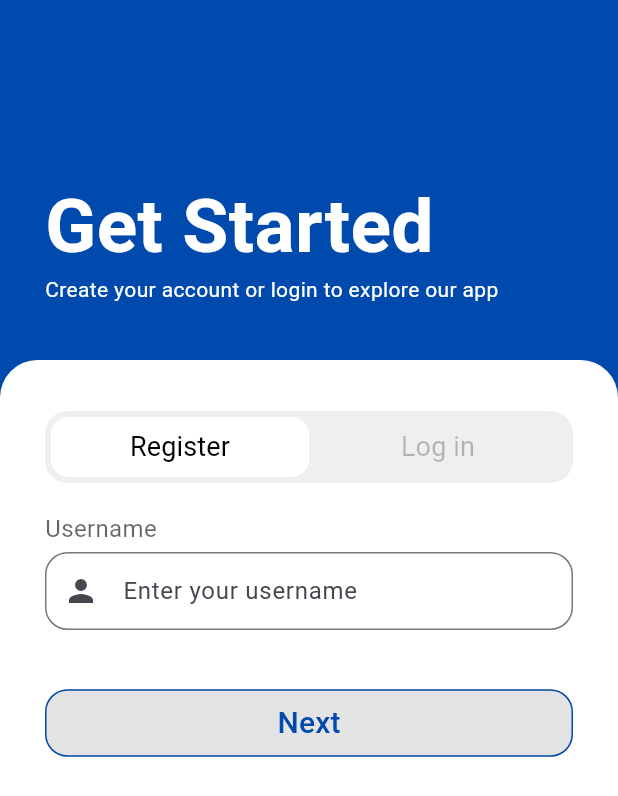
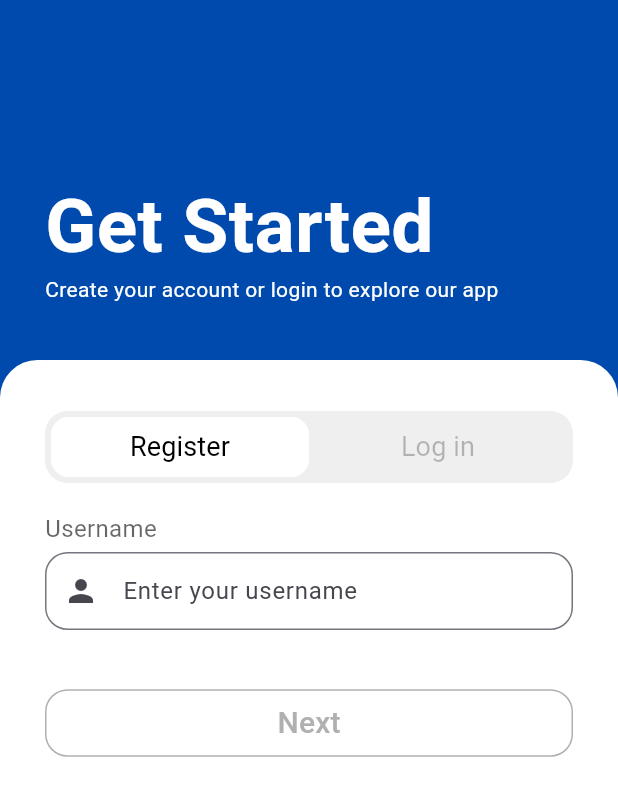
Before and after one commit to geraldman/tasknify-app, a Flutter app: the screen it shows after launch, after a tap on "Get Started", on a phone screen of 412 x 824 dp. Shown: the top 796 px of the screen. Run offline on Flutter 3.47's test engine with Material 3 defaults, Android fonts, the phone set to English and light mode, and no system bars; our stand-ins replace google_fonts; Roboto replaces fonts that are missing (Gabarito).

Commit message:
fixed: -  userFocus when entering input at form - active and disable button of login and register - fixing the _validateForm by adding a callback - setuping firebase for future work
in progress:
- adding google oauth button
- making a main menu to indicate successfull test login
- fixing the overflow of the keyboardFocus scroll

```diff
--- a/lib/get-started.dart
+++ b/lib/get-started.dart
@@ -3,15 +3,41 @@ import 'package:tasknify/widget/form-widget.dart';
 import 'widget/custom-button.dart';
 import 'styles/styles.dart';
 
-class RegisterLoginBaseFrame extends StatelessWidget{
+class RegisterLoginBaseFrame extends StatefulWidget{
   const RegisterLoginBaseFrame({super.key});
 
   @override
+State<RegisterLoginBaseFrame> createState() => _RegisterLoginBaseFrameState();
+}
+
+class _RegisterLoginBaseFrameState extends State<RegisterLoginBaseFrame> {
+  double _scrollOffset = 0;
+
+  @override
   Widget build(BuildContext context){
+    final double headerShadowOpacity = (_scrollOffset / 50).clamp(0.0, 0.3);
+    final bool isKeyboardVisible = MediaQuery.of(context).viewInsets.bottom > 0;
+
     return Scaffold(
       backgroundColor: Color(0xff004AAD),
       resizeToAvoidBottomInset: true,
-    body: Column(
+      body: Stack(
+        children: [
+          // Scrollable content
+          NotificationListener<ScrollNotification>(
+            onNotification: (notification) {
+              if (notification is ScrollUpdateNotification) {
+                setState(() {
+                  _scrollOffset = notification.metrics.pixels;
+                });
+              }
+              return false;
+            },
+            child: SingleChildScrollView(
+              physics: isKeyboardVisible
+                ? const ClampingScrollPhysics()
+                : const NeverScrollableScrollPhysics(),
+              child: Column(
                 crossAxisAlignment: CrossAxisAlignment.start,
                 children: [
                   Padding(
@@ -27,32 +53,53 @@ class RegisterLoginBaseFrame extends StatelessWidget{
                     ),
                   ),
                   SizedBox(height: 40.0,),
-          Expanded(
-            child: Container(
+                  Container(
+                    constraints: BoxConstraints(
+                      minHeight: MediaQuery.of(context).size.height - 220,
+                    ),
                     decoration: BoxDecoration(
                       borderRadius: BorderRadius.only(
                         topLeft: Radius.circular(25),
                         topRight: Radius.circular(25)
                       ),
-                color: Colors.white
+                      color: Colors.white,
                     ),
-              child: Column(
-                crossAxisAlignment: CrossAxisAlignment.stretch,
-                children: [
-                  Padding(
+                    child: Padding(
                       padding: DefaultSideMargin(),
                       child: Column(
                         crossAxisAlignment: CrossAxisAlignment.start,
                         children: [
                           SizedBox(height: 34.0),
                           AuthPage(),
+                          SizedBox(height: 40.0),
                         ],
+                      ),
                     ),
                   )
                 ],
               ),
             ),
-          )
+          ),
+          // Shadow overlay at the top when scrolled
+          if (headerShadowOpacity > 0)
+            Positioned(
+              top: 0,
+              left: 0,
+              right: 0,
+              child: Container(
+                height: 80,
+                decoration: BoxDecoration(
+                  gradient: LinearGradient(
+                    begin: Alignment.topCenter,
+                    end: Alignment.bottomCenter,
+                    colors: [
+                      Colors.black.withOpacity(headerShadowOpacity),
+                      Colors.transparent,
+                    ],
+                  ),
+                ),
+              ),
+            ),
         ],
       ),
     );
@@ -123,17 +170,26 @@ class _AuthPageState extends State<AuthPage>{
         const SizedBox(height: 23.0,),
         AnimatedSwitcher(
           duration: const Duration(milliseconds: 400),
+          layoutBuilder: (currentChild, previousChildren) {
+            return Stack(
+              alignment: Alignment.topCenter,
+              children: [
+                ...previousChildren,
+                if (currentChild != null) currentChild,
+              ],
+            );
+          },
           transitionBuilder: (child, animation){
             return SlideTransition(
               position: Tween<Offset>(
-                begin: const Offset(0.1, 0),
+                begin: const Offset(0, 0),
                 end: Offset.zero,
               ).animate(animation),
               child: FadeTransition(opacity: animation, child:child),
             );
           },
           child: isLogin
-          ? const LoginForm(key: ValueKey("login"))
+          ? LoginForm(key: ValueKey("login"), onLogin: () {},)
           : RegisterPageState(step: registerStep, key: ValueKey("register"), onNext: goToNextRegisterStep,)
         )
       ],
@@ -155,7 +211,7 @@ class RegisterPageState extends StatelessWidget {
   Widget build(BuildContext context) {
     return step == 1
         ? RegisterFormOne(onNext: onNext)
-        : const RegisterFormTwo();
+        : RegisterFormTwo(onRegister: () {},);
   }
 }
 
@@ -183,12 +239,15 @@ class _RegisterFormOneState extends State<RegisterFormOne> {
   }
 
   void _validateForm(){
+    WidgetsBinding.instance.addPostFrameCallback((_) {
+      if (!mounted) return;
       final valid = _registerKeyOne.currentState?.validate() ?? false;
       if(valid != isFormValid){
         setState((){
           isFormValid = valid;
         });
       }
+    });
   }
 
   @override
@@ -203,6 +262,7 @@ class _RegisterFormOneState extends State<RegisterFormOne> {
       key: _registerKeyOne,
       autovalidateMode: AutovalidateMode.onUserInteraction,
       child: Column(
+        crossAxisAlignment: CrossAxisAlignment.start,
         children: [
           UsernameFormWidget(controller: _usernameController,),
           SizedBox(height: 38,),
@@ -220,8 +280,8 @@ class _RegisterFormOneState extends State<RegisterFormOne> {
 }
 
 class RegisterFormTwo extends StatefulWidget{
-  final VoidCallback? onNext;
-  const RegisterFormTwo({super.key, this.onNext});
+  final VoidCallback? onRegister;
+  const RegisterFormTwo({super.key, this.onRegister});
 
   @override
   State<RegisterFormTwo> createState() => _RegisterFormTwoState();
@@ -241,12 +301,15 @@ class _RegisterFormTwoState extends State<RegisterFormTwo> {
   }
 
   void _validateForm(){
+    WidgetsBinding.instance.addPostFrameCallback((_) {
+      if (!mounted) return;
       final valid = _registerKeyTwo.currentState?.validate() ?? false;
       if(valid != isFormValid){
         setState((){
           isFormValid = valid;
         });
       }
+    });
   }
 
   @override
@@ -262,6 +325,7 @@ class _RegisterFormTwoState extends State<RegisterFormTwo> {
       key: _registerKeyTwo,
       autovalidateMode: AutovalidateMode.onUserInteraction,
       child: Column(
+        crossAxisAlignment: CrossAxisAlignment.start,
         children: [
           EmailFormWidget(controller: _emailController),
           SizedBox(height: 18,),
@@ -269,9 +333,9 @@ class _RegisterFormTwoState extends State<RegisterFormTwo> {
           SizedBox(height: 38,),
           SizedBox(
             width: double.infinity,
-            child: PrimaryInvertedButton(
-              text: "Next",
-              onPressed: isFormValid ? widget.onNext : null,
+            child: PrimaryButton(
+              text: "Register",
+              onPressed: isFormValid ? widget.onRegister : null,
             ),
           )
          ],
@@ -302,12 +366,15 @@ class _LoginFormState extends State<LoginForm>{
   }
 
   void _validateForm(){
+    WidgetsBinding.instance.addPostFrameCallback((_) {
+      if (!mounted) return;
       final valid = _loginKey.currentState?.validate() ?? false;
       if(valid != isFormValid){
         setState((){
           isFormValid = valid;
         });
       }
+    });
   }
 
   @override
@@ -323,6 +390,7 @@ class _LoginFormState extends State<LoginForm>{
       key: _loginKey,
       autovalidateMode: AutovalidateMode.onUserInteraction,
       child: Column(
+        crossAxisAlignment: CrossAxisAlignment.start,
         children: [
           EmailFormWidget(controller: _emailController),
           SizedBox(height: 18,),
@@ -330,7 +398,7 @@ class _LoginFormState extends State<LoginForm>{
           SizedBox(height: 38,),
           SizedBox(
             width: double.infinity,
-            child: PrimaryInvertedButton(
+            child: PrimaryButton(
               text: "Log in",
               onPressed: isFormValid ? widget.onLogin : null,
             ),
--- a/lib/widget/custom-button.dart
+++ b/lib/widget/custom-button.dart
@@ -14,6 +14,8 @@ class CustomButton extends StatelessWidget{
   final double? height;
   final Color borderColor;
   final double borderWidth;
+  final Color disabledBackgroundColor;
+  final Color disabledBorderColor;
 
   const CustomButton({
     super.key,
@@ -22,6 +24,8 @@ class CustomButton extends StatelessWidget{
     required this.onPressed,
     required this.color,
     required this.fontSize,
+    required this.disabledBackgroundColor,
+    required this.disabledBorderColor,
     this.borderColor = Colors.transparent,
     this.borderWidth = 1.0,
     this.borderRadius = 15.0,
@@ -34,25 +38,42 @@ class CustomButton extends StatelessWidget{
   Widget build(BuildContext context) {
     // TODO: implement build
     final button = ElevatedButton(
-      style: ElevatedButton.styleFrom(
-        padding: innerPadding,
-        backgroundColor: color,
-        shape: RoundedRectangleBorder(
-          borderRadius: BorderRadius.circular(borderRadius),
-          side: BorderSide(color: borderColor, width: borderWidth)
+      style: ButtonStyle(
+        padding: WidgetStateProperty.all(innerPadding),
+        backgroundColor: WidgetStateProperty.resolveWith((states) {
+          if (states.contains(WidgetState.disabled)) {
+            return disabledBackgroundColor;
+          }
+          return color;
+        }),
+        foregroundColor: WidgetStateProperty.resolveWith((states) {
+          if (states.contains(WidgetState.disabled)) {
+            return disabledBorderColor;
+          }
+          return textColor;
+        }),
+        shape: WidgetStateProperty.all(
+          RoundedRectangleBorder(
+            borderRadius: BorderRadius.circular(borderRadius),
+          ),
         ),
-        elevation: 0,
-        surfaceTintColor: Colors.transparent,
-        shadowColor: Colors.transparent
-      ).copyWith(
-        overlayColor: WidgetStateProperty.all(Colors.transparent)
+        side: WidgetStateProperty.resolveWith((states) {
+          if (states.contains(WidgetState.disabled)) {
+            return BorderSide(color: disabledBorderColor, width: borderWidth);
+          }
+          return BorderSide(color: borderColor, width: borderWidth);
+        }),
+        elevation: WidgetStateProperty.all(0),
+        surfaceTintColor: WidgetStateProperty.all(Colors.transparent),
+        shadowColor: WidgetStateProperty.all(Colors.transparent),
+        overlayColor: WidgetStateProperty.all(Colors.transparent),
       ),
 
       onPressed: onPressed,
       child: Text(
         text,
         style: GoogleFonts.gabarito(
-          textStyle: TextStyle(color: textColor, fontSize: fontSize),
+          textStyle: TextStyle(color: onPressed == null ? disabledBorderColor : textColor, fontSize: fontSize),
         ),
       ),
     );
@@ -82,6 +103,8 @@ class PrimaryButton extends CustomButton{
     color: const Color(0xff004AAD),
     textColor: const Color(0xffF5F5F5),
     fontSize: 20,
+    disabledBackgroundColor: const Color(0xffE0E0E0),
+    disabledBorderColor: const Color(0xff9E9E9E),
   );
 }
 
@@ -99,6 +122,8 @@ class PrimaryInvertedButton extends CustomButton{
     textColor: const Color(0xff004AAD),
     fontSize: 20,
     borderColor: const Color(0xff004AAD),
+    disabledBackgroundColor: Colors.transparent,
+    disabledBorderColor: const Color(0xffB0B0B0),
   );
 }
 
--- a/lib/widget/form-widget.dart
+++ b/lib/widget/form-widget.dart
@@ -37,6 +37,7 @@ class _formDecorationOutlineFixState extends State<formDecorationOutlineFix> {
     if(value.length < 8){
       return "Minimum 8 characters";
     }
+    return null;
   }
 
   String? emailValidator(String? value){
@@ -48,6 +49,7 @@ class _formDecorationOutlineFixState extends State<formDecorationOutlineFix> {
     if(!emailRegex.hasMatch(value)){
       return "Invalid email format";
     }
+    return null;
   }
 
   bool _obscurePassword = true;
--- a/pubspec.yaml
+++ b/pubspec.yaml
@@ -35,6 +35,8 @@ dependencies:
   # Use with the CupertinoIcons class for iOS style icons.
   cupertino_icons: ^1.0.8
   google_fonts: ^6.3.3
+  firebase_core: ^4.3.0
+  firedart: ^0.9.8
 
 
 dev_dependencies:
```
Also changed, not shown: firebase.json (added), pubspec.lock, 6 other files. Lines whose indentation alone changed are shown as unchanged.
